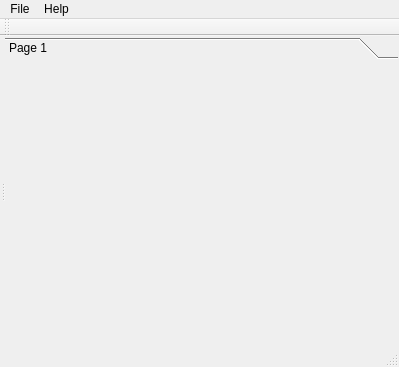
First picture: the form in mainwindow.ui, repository grevutiu-gabriel/PyWaveMenu, before the edit.
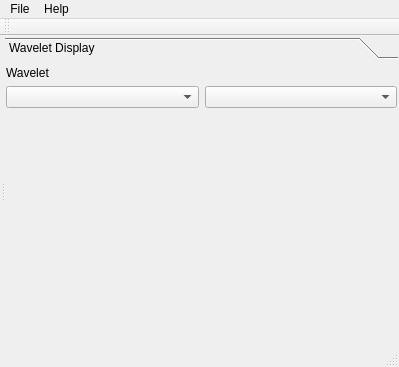
Second picture: the form after the edit.

```diff
--- a/mainwindow.ui
+++ b/mainwindow.ui
@@ -49,8 +49,56 @@
          </rect>
         </property>
         <attribute name="label">
-         <string>Page 1</string>
+         <string>Wavelet Display</string>
         </attribute>
+        <layout class="QVBoxLayout" name="verticalLayout_2">
+         <property name="leftMargin">
+          <number>1</number>
+         </property>
+         <property name="topMargin">
+          <number>1</number>
+         </property>
+         <property name="rightMargin">
+          <number>1</number>
+         </property>
+         <property name="bottomMargin">
+          <number>1</number>
+         </property>
+         <item>
+          <layout class="QVBoxLayout" name="verticalLayout">
+           <item>
+            <widget class="QLabel" name="label">
+             <property name="text">
+              <string>Wavelet</string>
+             </property>
+            </widget>
+           </item>
+           <item>
+            <layout class="QHBoxLayout" name="horizontalLayout_2">
+             <item>
+              <widget class="QComboBox" name="cbbWaveletFamily"/>
+             </item>
+             <item>
+              <widget class="QComboBox" name="cbbWavelet"/>
+             </item>
+            </layout>
+           </item>
+          </layout>
+         </item>
+         <item>
+          <spacer name="verticalSpacer">
+           <property name="orientation">
+            <enum>Qt::Vertical</enum>
+           </property>
+           <property name="sizeHint" stdset="0">
+            <size>
+             <width>20</width>
+             <height>40</height>
+            </size>
+           </property>
+          </spacer>
+         </item>
+        </layout>
        </widget>
       </widget>
      </widget>
```
Left out of the diff: 2 changed lines with no effect on the pictures.
